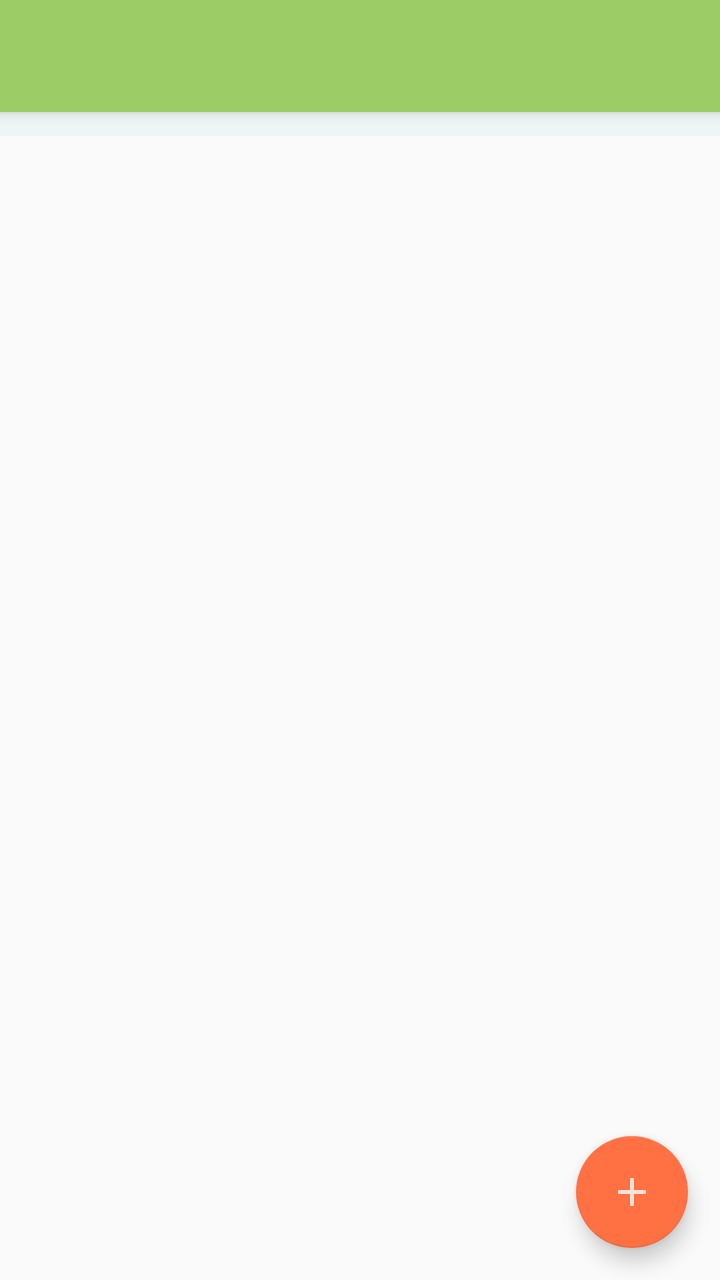
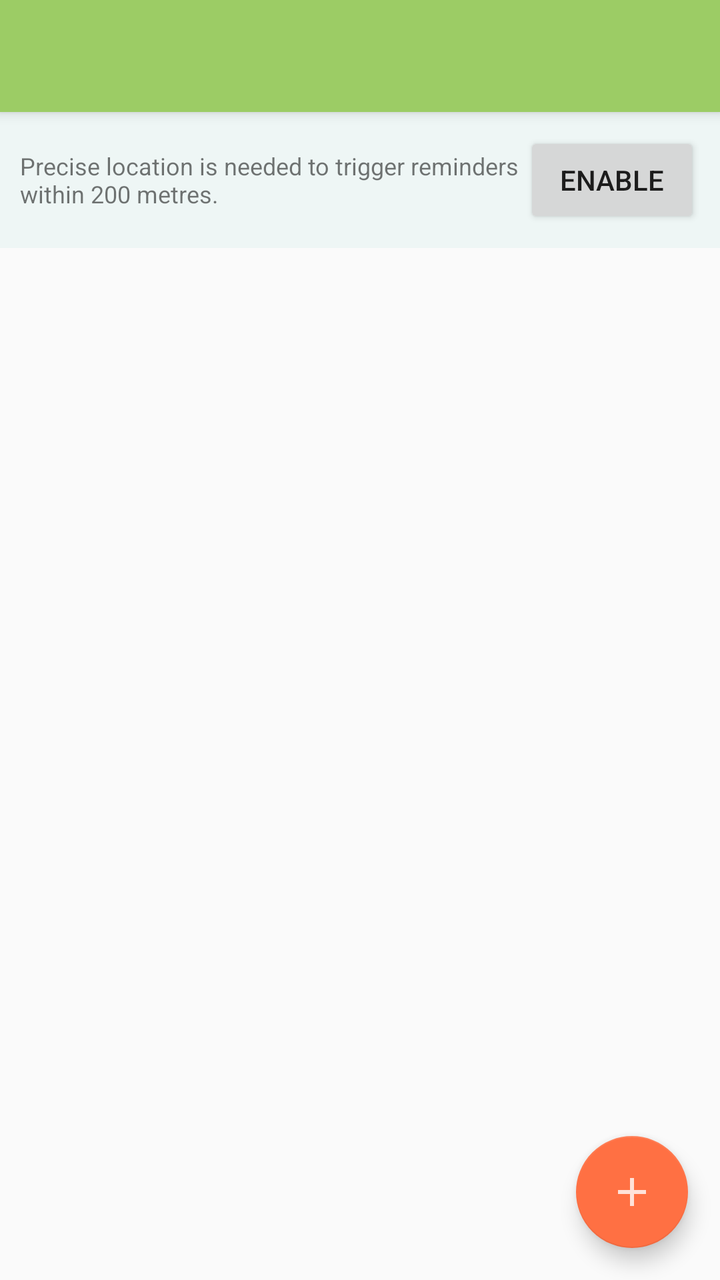

Compare the two renders of this Android layout. The source of the first and the diff that turns it into the second are given below.
<!-- AndroidManifest.xml: application theme AppTheme -->
<!-- res/layout/activity_home.xml -->
<?xml version="1.0" encoding="utf-8"?>
<androidx.coordinatorlayout.widget.CoordinatorLayout xmlns:android="http://schemas.android.com/apk/res/android"
    xmlns:app="http://schemas.android.com/apk/res-auto"
    xmlns:tools="http://schemas.android.com/tools"
    android:layout_width="match_parent"
    android:layout_height="match_parent"
    tools:context="com.sap.codelab.view.home.Home">

    <com.google.android.material.appbar.AppBarLayout
        android:layout_width="match_parent"
        android:layout_height="wrap_content"
        android:theme="@style/AppTheme.AppBarOverlay">

        <androidx.appcompat.widget.Toolbar
            android:id="@+id/toolbar"
            android:layout_width="match_parent"
            android:layout_height="?attr/actionBarSize"
            android:background="?attr/colorPrimary"
            app:popupTheme="@style/AppTheme.PopupOverlay" />

    </com.google.android.material.appbar.AppBarLayout>

    <include android:id="@+id/content_home" layout="@layout/content_home"
        app:layout_behavior="@string/appbar_scrolling_view_behavior" />

    <com.google.android.material.floatingactionbutton.FloatingActionButton
        android:id="@+id/fab"
        android:layout_width="wrap_content"
        android:layout_height="wrap_content"
        android:layout_gravity="bottom|end"
        android:layout_margin="@dimen/fab_margin"
        android:contentDescription="@null"
        app:srcCompat="@drawable/ic_add" />

</androidx.coordinatorlayout.widget.CoordinatorLayout>
<!-- res/layout/content_home.xml (included above) -->
<?xml version="1.0" encoding="utf-8"?>
<LinearLayout xmlns:android="http://schemas.android.com/apk/res/android"
    android:layout_width="match_parent" android:layout_height="match_parent"
    android:orientation="vertical">
    <LinearLayout android:layout_width="match_parent" android:layout_height="wrap_content"
        android:orientation="horizontal" android:gravity="center_vertical"
        android:padding="10dp" android:background="#EEF6F5">
        <TextView android:id="@+id/permission_status" android:layout_width="0dp"
            android:layout_weight="1" android:layout_height="wrap_content"
            android:text="@string/permission_fine_needed" android:textSize="12sp" />
        <Button android:id="@+id/enable_permissions" android:layout_width="wrap_content"
            android:layout_height="wrap_content" android:text="@string/enable_permissions" />
    </LinearLayout>
    <androidx.recyclerview.widget.RecyclerView android:id="@+id/recyclerView"
        android:layout_width="match_parent" android:layout_height="0dp"
        android:layout_weight="1" />
</LinearLayout>
<!-- resources referenced by this layout -->
<resources>
  <dimen name="fab_margin">16dp</dimen>
  <!-- drawable ic_add (drawable) -->
  <vector xmlns:android="http://schemas.android.com/apk/res/android"
      android:width="24dp"
      android:height="24dp"
      android:alpha="0.80"
      android:autoMirrored="true"
      android:viewportHeight="24.0"
      android:viewportWidth="24.0">
      <path
          android:fillColor="@color/white"
          android:pathData="M19,13h-6v6h-2v-6H5v-2h6V5h2v6h6v2z" />
  </vector>
  <string name="enable_permissions">Enable</string>
  <string name="permission_fine_needed">Precise location is needed to trigger reminders within 200 metres.</string>
  <style name="AppTheme.AppBarOverlay" parent="ThemeOverlay.AppCompat.Dark.ActionBar" />
  <style name="AppTheme.PopupOverlay" parent="ThemeOverlay.AppCompat.Light" />
  <style name="AppTheme" parent="Theme.AppCompat.Light.DarkActionBar">
          
          <item name="colorPrimary">@color/colorPrimary</item>
          <item name="colorPrimaryDark">@color/colorPrimaryDark</item>
          <item name="colorAccent">@color/colorAccent</item>
      </style>
  <color name="white">#FFFFFF</color>
  <color name="colorPrimary">#9ccc65</color>
  <color name="colorPrimaryDark">#6b9b37</color>
  <color name="colorAccent">#ff7043</color>
</resources>

<!-- the commit's change to res/layout/activity_home.xml (unified diff, before → after) -->
@@ -20,7 +20,9 @@
 
     </com.google.android.material.appbar.AppBarLayout>
 
-    <include android:id="@+id/content_home" layout="@layout/content_home"
+    <include android:id="@+id/content_home"
+        android:layout_width="match_parent" android:layout_height="match_parent"
+        layout="@layout/content_home"
         app:layout_behavior="@string/appbar_scrolling_view_behavior" />
 
     <com.google.android.material.floatingactionbutton.FloatingActionButton
